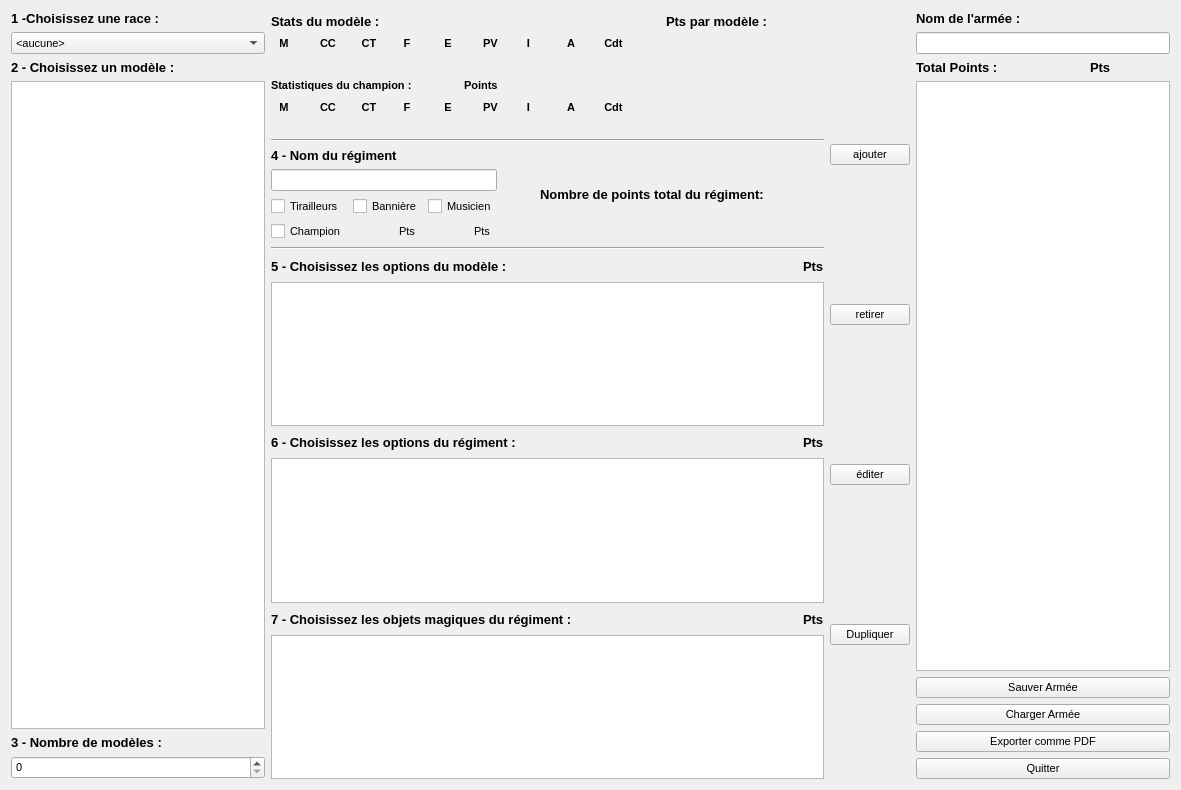
First picture: the form in warhole/armywindow.ui, repository kaosphere/Warhole, before the edit.
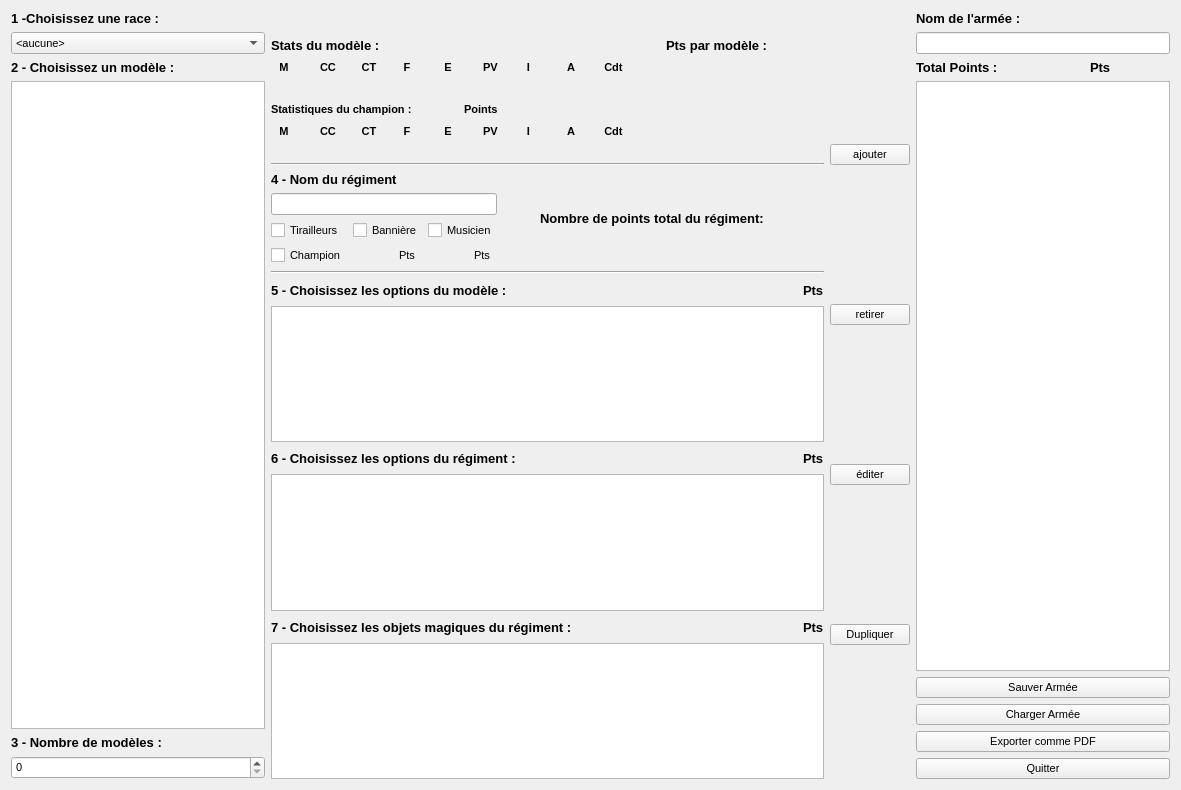
Second picture: the form after the edit.

Commit message: Display unit type in army view

```diff
--- a/warhole/armywindow.ui
+++ b/warhole/armywindow.ui
@@ -90,6 +90,20 @@
      </item>
      <item>
       <layout class="QVBoxLayout" name="verticalLayout">
+       <item>
+        <widget class="QLabel" name="labelType">
+         <property name="font">
+          <font>
+           <pointsize>12</pointsize>
+           <weight>75</weight>
+           <bold>true</bold>
+          </font>
+         </property>
+         <property name="text">
+          <string/>
+         </property>
+        </widget>
+       </item>
        <item>
         <layout class="QHBoxLayout" name="horizontalLayout_9">
          <item>
```
Left out of the diff: 5 changed lines with no effect on the pictures. The commit also changes 1 other file.
